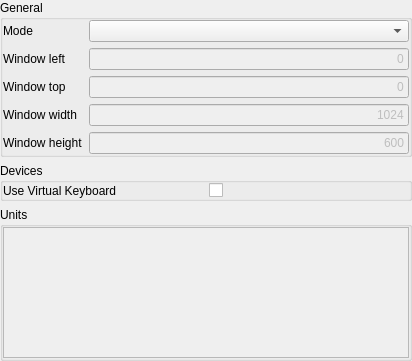
First picture: the form in ui/settings/Main.ui, repository OpenFairWind/FairWindSK, before the edit.
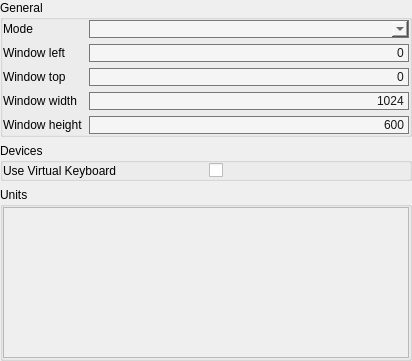
Second picture: the form after the edit.

Patch:
```diff
--- a/ui/settings/Main.ui
+++ b/ui/settings/Main.ui
@@ -10,6 +10,15 @@
     <height>361</height>
    </rect>
   </property>
+  <property name="styleSheet">
+   <string notr="true">QLineEdit, QComboBox, QAbstractItemView {
+    background-color: rgb(245, 245, 245);
+    color: rgb(24, 24, 24);
+    border: 1px solid rgb(120, 120, 120);
+    selection-background-color: rgb(65, 107, 195);
+    selection-color: rgb(255, 255, 255);
+}</string>
+  </property>
   <layout class="QGridLayout" name="gridLayout_Main">
    <property name="leftMargin">
     <number>0</number>
```
Lines whose indentation alone changed are shown as unchanged.
